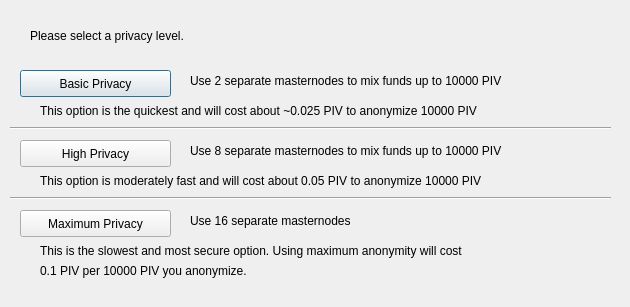
blenda123/labx, file src/qt/forms/obfuscationconfig.ui: the form before one commit.
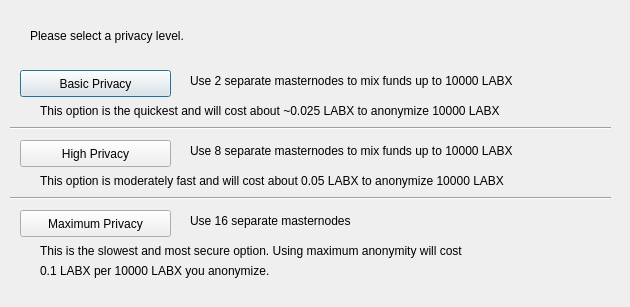
The form after the commit.

```diff
--- a/src/qt/forms/obfuscationconfig.ui
+++ b/src/qt/forms/obfuscationconfig.ui
@@ -75,7 +75,7 @@
     </rect>
    </property>
    <property name="text">
-    <string>Use 2 separate masternodes to mix funds up to 10000 PIV</string>
+    <string>Use 2 separate masternodes to mix funds up to 10000 LABX</string>
    </property>
   </widget>
   <widget class="QLabel" name="label_3">
@@ -88,7 +88,7 @@
     </rect>
    </property>
    <property name="text">
-    <string>Use 8 separate masternodes to mix funds up to 10000 PIV</string>
+    <string>Use 8 separate masternodes to mix funds up to 10000 LABX</string>
    </property>
   </widget>
   <widget class="QLabel" name="label_4">
@@ -114,7 +114,7 @@
     </rect>
    </property>
    <property name="text">
-    <string>This option is the quickest and will cost about ~0.025 PIV to anonymize 10000 PIV</string>
+    <string>This option is the quickest and will cost about ~0.025 LABX to anonymize 10000 LABX</string>
    </property>
   </widget>
   <widget class="QLabel" name="label_7">
@@ -127,7 +127,7 @@
     </rect>
    </property>
    <property name="text">
-    <string>This option is moderately fast and will cost about 0.05 PIV to anonymize 10000 PIV</string>
+    <string>This option is moderately fast and will cost about 0.05 LABX to anonymize 10000 LABX</string>
    </property>
   </widget>
   <widget class="QLabel" name="label_8">
@@ -153,7 +153,7 @@
     </rect>
    </property>
    <property name="text">
-    <string>0.1 PIV per 10000 PIV you anonymize.</string>
+    <string>0.1 LABX per 10000 LABX you anonymize.</string>
    </property>
   </widget>
   <widget class="Line" name="line">
```
